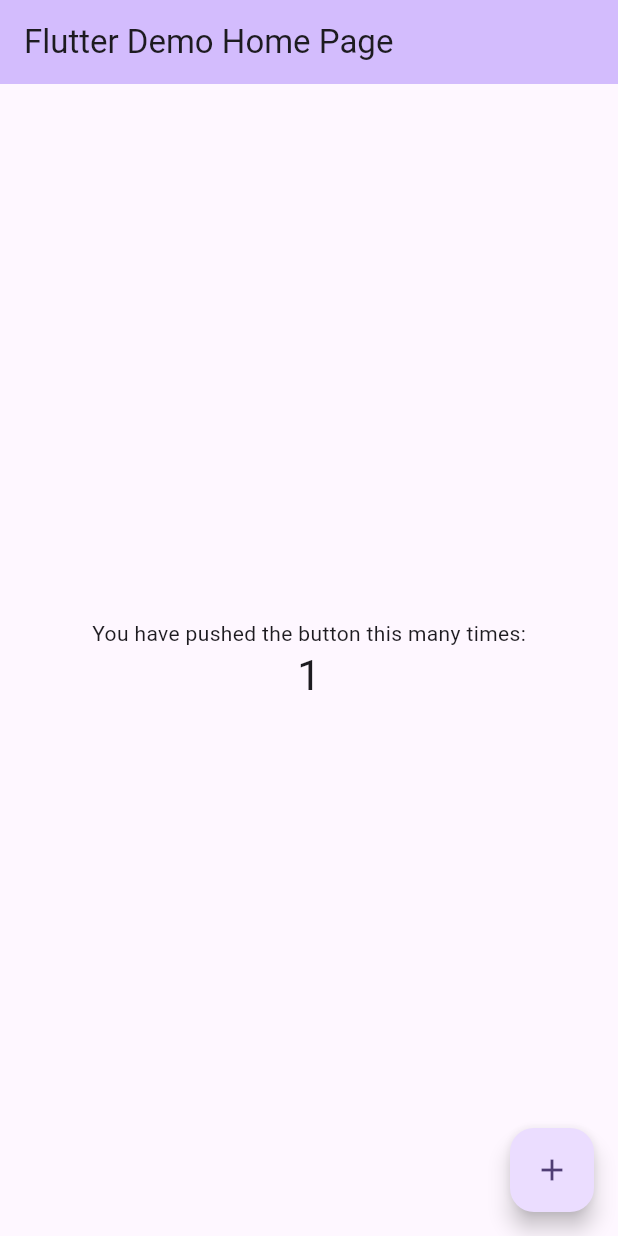
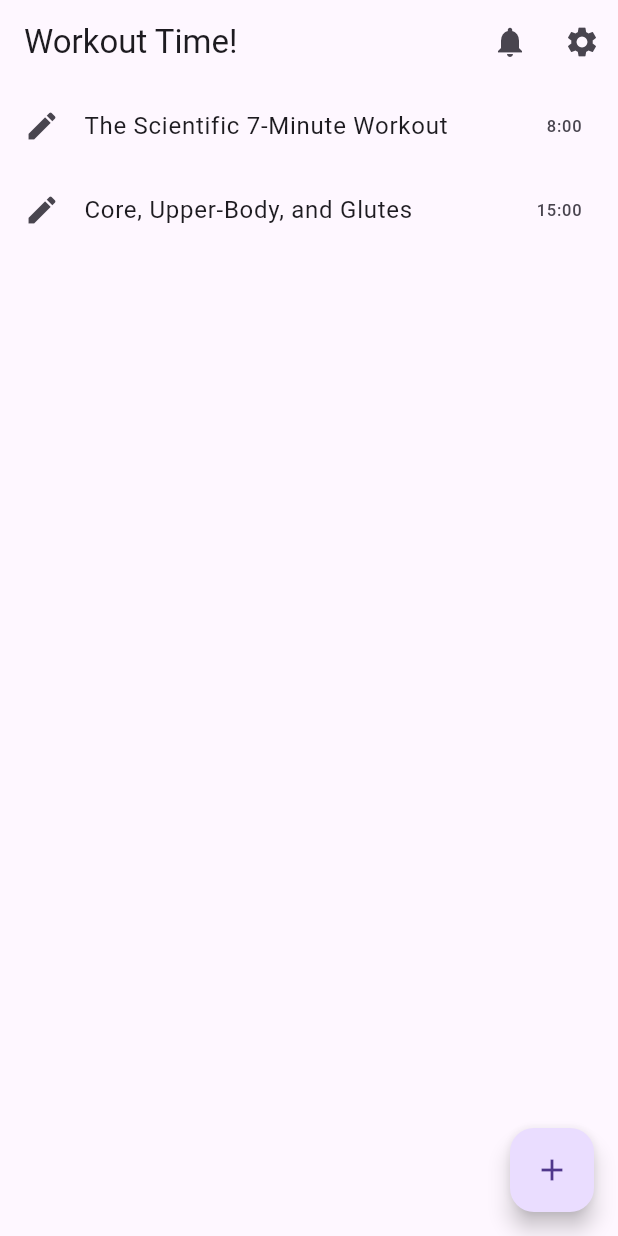
Before and after one commit to Praneethmeesa/app_seven, a Flutter app: the screen it shows after launch, after a tap on the "add" icon, on a phone screen of 412 x 824 dp. Run offline on Flutter 3.47's test engine with Material 3 defaults, Android fonts, the phone set to English and light mode, and no system bars.

Commit message:
app_seven

```diff
--- a/lib/main.dart
+++ b/lib/main.dart
@@ -1,125 +1,73 @@
 import 'package:flutter/material.dart';
 
 void main() {
-  runApp(const MyApp());
+  runApp(MyApp());
 }
 
 class MyApp extends StatelessWidget {
-  const MyApp({super.key});
-
-  // This widget is the root of your application.
   @override
   Widget build(BuildContext context) {
     return MaterialApp(
-      title: 'Flutter Demo',
+      title: 'Workout Time!',
       theme: ThemeData(
-        // This is the theme of your application.
-        //
-        // TRY THIS: Try running your application with "flutter run". You'll see
-        // the application has a purple toolbar. Then, without quitting the app,
-        // try changing the seedColor in the colorScheme below to Colors.green
-        // and then invoke "hot reload" (save your changes or press the "hot
-        // reload" button in a Flutter-supported IDE, or press "r" if you used
-        // the command line to start the app).
-        //
-        // Notice that the counter didn't reset back to zero; the application
-        // state is not lost during the reload. To reset the state, use hot
-        // restart instead.
-        //
-        // This works for code too, not just values: Most code changes can be
-        // tested with just a hot reload.
-        colorScheme: ColorScheme.fromSeed(seedColor: Colors.deepPurple),
-        useMaterial3: true,
+        primarySwatch: Colors.blue,
       ),
-      home: const MyHomePage(title: 'Flutter Demo Home Page'),
+      home: WorkoutListScreen(),
     );
   }
 }
 
-class MyHomePage extends StatefulWidget {
-  const MyHomePage({super.key, required this.title});
-
-  // This widget is the home page of your application. It is stateful, meaning
-  // that it has a State object (defined below) that contains fields that affect
-  // how it looks.
-
-  // This class is the configuration for the state. It holds the values (in this
-  // case the title) provided by the parent (in this case the App widget) and
-  // used by the build method of the State. Fields in a Widget subclass are
-  // always marked "final".
-
-  final String title;
-
-  @override
-  State<MyHomePage> createState() => _MyHomePageState();
-}
-
-class _MyHomePageState extends State<MyHomePage> {
-  int _counter = 0;
-
-  void _incrementCounter() {
-    setState(() {
-      // This call to setState tells the Flutter framework that something has
-      // changed in this State, which causes it to rerun the build method below
-      // so that the display can reflect the updated values. If we changed
-      // _counter without calling setState(), then the build method would not be
-      // called again, and so nothing would appear to happen.
-      _counter++;
-    });
-  }
+class WorkoutListScreen extends StatelessWidget {
+  final List<Map<String, String>> workouts = [
+    {
+      'title': 'The Scientific 7-Minute Workout',
+      'duration': '8:00',
+    },
+    {
+      'title': 'Core, Upper-Body, and Glutes',
+      'duration': '15:00',
+    },
+  ];
 
   @override
   Widget build(BuildContext context) {
-    // This method is rerun every time setState is called, for instance as done
-    // by the _incrementCounter method above.
-    //
-    // The Flutter framework has been optimized to make rerunning build methods
-    // fast, so that you can just rebuild anything that needs updating rather
-    // than having to individually change instances of widgets.
     return Scaffold(
       appBar: AppBar(
-        // TRY THIS: Try changing the color here to a specific color (to
-        // Colors.amber, perhaps?) and trigger a hot reload to see the AppBar
-        // change color while the other colors stay the same.
-        backgroundColor: Theme.of(context).colorScheme.inversePrimary,
-        // Here we take the value from the MyHomePage object that was created by
-        // the App.build method, and use it to set our appbar title.
-        title: Text(widget.title),
+        title: Text('Workout Time!'),
+        actions: [
+          IconButton(
+            icon: Icon(Icons.notifications),
+            onPressed: () {
+              // Handle notification button press
+            },
+          ),
+          IconButton(
+            icon: Icon(Icons.settings),
+            onPressed: () {
+              // Handle settings button press
+            },
+          ),
+        ],
       ),
-      body: Center(
-        // Center is a layout widget. It takes a single child and positions it
-        // in the middle of the parent.
-        child: Column(
-          // Column is also a layout widget. It takes a list of children and
-          // arranges them vertically. By default, it sizes itself to fit its
-          // children horizontally, and tries to be as tall as its parent.
-          //
-          // Column has various properties to control how it sizes itself and
-          // how it positions its children. Here we use mainAxisAlignment to
-          // center the children vertically; the main axis here is the vertical
-          // axis because Columns are vertical (the cross axis would be
-          // horizontal).
-          //
-          // TRY THIS: Invoke "debug painting" (choose the "Toggle Debug Paint"
-          // action in the IDE, or press "p" in the console), to see the
-          // wireframe for each widget.
-          mainAxisAlignment: MainAxisAlignment.center,
-          children: <Widget>[
-            const Text(
-              'You have pushed the button this many times:',
-            ),
-            Text(
-              '$_counter',
-              style: Theme.of(context).textTheme.headlineMedium,
-            ),
-          ],
-        ),
+      body: ListView.builder(
+        itemCount: workouts.length,
+        itemBuilder: (context, index) {
+          return ListTile(
+            leading: Icon(Icons.edit),
+            title: Text(workouts[index]['title']!),
+            trailing: Text(workouts[index]['duration']!),
+            onTap: () {
+              // Handle workout item tap
+            },
+          );
+        },
       ),
       floatingActionButton: FloatingActionButton(
-        onPressed: _incrementCounter,
-        tooltip: 'Increment',
-        child: const Icon(Icons.add),
-      ), // This trailing comma makes auto-formatting nicer for build methods.
+        onPressed: () {
+          // Handle floating action button press
+        },
+        child: Icon(Icons.add),
+      ),
     );
   }
 }
```
